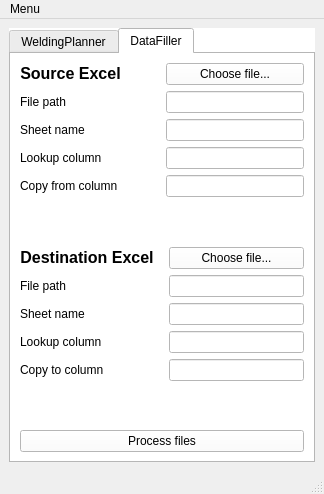
Qt form app/gui/mainwindow.ui (FiveFires/MasterPlanner) before a commit.
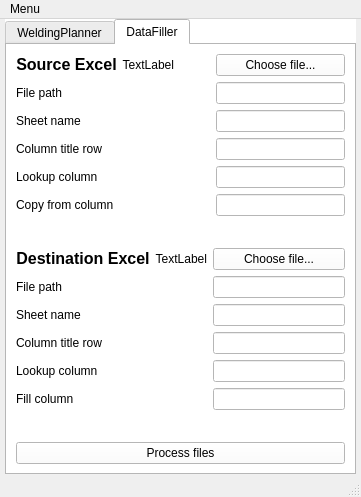
The same form after that commit. Icons and pictures are not drawn.

Commit message: DataFiller UI and business logic is complete

The edit to the form file:
```diff
--- a/app/gui/mainwindow.ui
+++ b/app/gui/mainwindow.ui
@@ -6,8 +6,8 @@
    <rect>
     <x>0</x>
     <y>0</y>
-    <width>324</width>
-    <height>494</height>
+    <width>361</width>
+    <height>497</height>
    </rect>
   </property>
   <property name="sizePolicy">
@@ -25,8 +25,30 @@
   <property name="windowTitle">
    <string>MainWindow</string>
   </property>
+  <property name="windowIcon">
+   <iconset>
+    <normaloff>resources/icons/master_planner_icon.png</normaloff>resources/icons/master_planner_icon.png</iconset>
+  </property>
+  <property name="iconSize">
+   <size>
+    <width>32</width>
+    <height>32</height>
+   </size>
+  </property>
   <widget class="QWidget" name="centralwidget">
    <layout class="QGridLayout" name="gridLayout">
+    <property name="leftMargin">
+     <number>5</number>
+    </property>
+    <property name="topMargin">
+     <number>0</number>
+    </property>
+    <property name="rightMargin">
+     <number>5</number>
+    </property>
+    <property name="bottomMargin">
+     <number>0</number>
+    </property>
     <item row="0" column="0">
      <widget class="QTabWidget" name="tabWidget">
       <property name="palette">
@@ -518,29 +540,37 @@
        <attribute name="title">
         <string>DataFiller</string>
        </attribute>
-       <layout class="QHBoxLayout" name="horizontalLayout">
-        <item>
+       <layout class="QGridLayout" name="gridLayout_2">
+        <item row="0" column="0">
          <layout class="QVBoxLayout" name="verticalLayout">
           <item>
            <layout class="QFormLayout" name="formLayout">
-            <property name="labelAlignment">
-             <set>Qt::AlignLeading|Qt::AlignLeft|Qt::AlignVCenter</set>
-            </property>
             <property name="horizontalSpacing">
-             <number>45</number>
-            </property>
-            <property name="leftMargin">
-             <number>0</number>
-            </property>
-            <property name="rightMargin">
-             <number>0</number>
+             <number>42</number>
             </property>
             <item row="0" column="0">
-             <widget class="QLabel" name="label_5">
-              <property name="text">
-               <string>&lt;html&gt;&lt;head/&gt;&lt;body&gt;&lt;p align=&quot;center&quot;&gt;&lt;span style=&quot; font-size:12pt; font-weight:700;&quot;&gt;Source Excel&lt;/span&gt;&lt;/p&gt;&lt;/body&gt;&lt;/html&gt;</string>
+             <layout class="QHBoxLayout" name="horizontalLayout">
+              <property name="spacing">
+               <number>5</number>
               </property>
-             </widget>
+              <item>
+               <widget class="QLabel" name="label_5">
+                <property name="text">
+                 <string>&lt;html&gt;&lt;head/&gt;&lt;body&gt;&lt;p align=&quot;center&quot;&gt;&lt;span style=&quot; font-size:12pt; font-weight:700;&quot;&gt;Source Excel&lt;/span&gt;&lt;/p&gt;&lt;/body&gt;&lt;/html&gt;</string>
+                </property>
+               </widget>
+              </item>
+              <item>
+               <widget class="QLabel" name="datafiller_src_excel_icon">
+                <property name="text">
+                 <string>TextLabel</string>
+                </property>
+                <property name="alignment">
+                 <set>Qt::AlignRight|Qt::AlignTrailing|Qt::AlignVCenter</set>
+                </property>
+               </widget>
+              </item>
+             </layout>
             </item>
             <item row="0" column="1">
              <widget class="QPushButton" name="pushButton">
@@ -578,50 +608,81 @@
              </widget>
             </item>
             <item row="2" column="1">
-             <widget class="QLineEdit" name="lineEdit_2"/>
+             <widget class="QLineEdit" name="src_sheet_name_ledit">
+              <property name="clearButtonEnabled">
+               <bool>true</bool>
+              </property>
+             </widget>
             </item>
             <item row="3" column="0">
+             <widget class="QLabel" name="label_11">
+              <property name="text">
+               <string>Column title row</string>
+              </property>
+             </widget>
+            </item>
+            <item row="3" column="1">
+             <widget class="QLineEdit" name="src_col_title_row_ledit">
+              <property name="clearButtonEnabled">
+               <bool>true</bool>
+              </property>
+             </widget>
+            </item>
+            <item row="4" column="0">
              <widget class="QLabel" name="label_3">
               <property name="text">
                <string>Lookup column</string>
               </property>
              </widget>
             </item>
-            <item row="3" column="1">
-             <widget class="QLineEdit" name="lineEdit_3"/>
+            <item row="4" column="1">
+             <widget class="QLineEdit" name="src_lookup_column_ledit">
+              <property name="clearButtonEnabled">
+               <bool>true</bool>
+              </property>
+             </widget>
             </item>
-            <item row="4" column="0">
+            <item row="5" column="0">
              <widget class="QLabel" name="label_4">
               <property name="text">
                <string>Copy from column</string>
               </property>
              </widget>
             </item>
-            <item row="4" column="1">
-             <widget class="QLineEdit" name="lineEdit_4"/>
+            <item row="5" column="1">
+             <widget class="QLineEdit" name="src_copy_column_ledit">
+              <property name="clearButtonEnabled">
+               <bool>true</bool>
+              </property>
+             </widget>
             </item>
            </layout>
           </item>
           <item>
            <layout class="QFormLayout" name="formLayout_2">
-            <property name="labelAlignment">
-             <set>Qt::AlignLeading|Qt::AlignLeft|Qt::AlignVCenter</set>
-            </property>
-            <property name="horizontalSpacing">
-             <number>15</number>
-            </property>
-            <property name="leftMargin">
-             <number>0</number>
-            </property>
-            <property name="rightMargin">
-             <number>0</number>
-            </property>
             <item row="0" column="0">
-             <widget class="QLabel" name="label_10">
-              <property name="text">
-               <string>&lt;html&gt;&lt;head/&gt;&lt;body&gt;&lt;p align=&quot;center&quot;&gt;&lt;span style=&quot; font-size:12pt; font-weight:700;&quot;&gt;Destination Excel&lt;/span&gt;&lt;/p&gt;&lt;/body&gt;&lt;/html&gt;</string>
+             <layout class="QHBoxLayout" name="horizontalLayout_2">
+              <property name="spacing">
+               <number>5</number>
               </property>
-             </widget>
+              <item>
+               <widget class="QLabel" name="label_10">
+                <property name="text">
+                 <string>&lt;html&gt;&lt;head/&gt;&lt;body&gt;&lt;p align=&quot;center&quot;&gt;&lt;span style=&quot; font-size:12pt; font-weight:700;&quot;&gt;Destination Excel&lt;/span&gt;&lt;/p&gt;&lt;/body&gt;&lt;/html&gt;</string>
+                </property>
+               </widget>
+              </item>
+              <item>
+               <widget class="QLabel" name="datafiller_dst_excel_icon">
+                <property name="text">
+                 <string>TextLabel</string>
+                </property>
+                <property name="alignment">
+                 <set>Qt::AlignRight|Qt::AlignTrailing|Qt::AlignVCenter</set>
+                </property>
+               </widget>
+              </item>
+             </layout>
             </item>
             <item row="0" column="1">
              <widget class="QPushButton" name="pushButton_2">
@@ -645,7 +706,11 @@
              </widget>
             </item>
             <item row="1" column="1">
-             <widget class="QLineEdit" name="lineEdit_5"/>
+             <widget class="QLineEdit" name="dst_file_path_ledit">
+              <property name="clearButtonEnabled">
+               <bool>true</bool>
+              </property>
+             </widget>
             </item>
             <item row="2" column="0">
              <widget class="QLabel" name="label_7">
@@ -655,27 +720,53 @@
              </widget>
             </item>
             <item row="2" column="1">
-             <widget class="QLineEdit" name="lineEdit_6"/>
+             <widget class="QLineEdit" name="dst_sheet_name_ledit">
+              <property name="clearButtonEnabled">
+               <bool>true</bool>
+              </property>
+             </widget>
             </item>
             <item row="3" column="0">
+             <widget class="QLabel" name="label_12">
+              <property name="text">
+               <string>Column title row</string>
+              </property>
+             </widget>
+            </item>
+            <item row="3" column="1">
+             <widget class="QLineEdit" name="dst_col_title_row_ledit">
+              <property name="clearButtonEnabled">
+               <bool>true</bool>
+              </property>
+             </widget>
+            </item>
+            <item row="4" column="0">
              <widget class="QLabel" name="label_8">
               <property name="text">
                <string>Lookup column</string>
               </property>
              </widget>
             </item>
-            <item row="3" column="1">
-             <widget class="QLineEdit" name="lineEdit_7"/>
+            <item row="4" column="1">
+             <widget class="QLineEdit" name="dst_lookup_column_ledit">
+              <property name="clearButtonEnabled">
+               <bool>true</bool>
+              </property>
+             </widget>
             </item>
-            <item row="4" column="0">
+            <item row="5" column="0">
              <widget class="QLabel" name="label_9">
               <property name="text">
-               <string>Copy to column</string>
+               <string>Fill column</string>
               </property>
              </widget>
             </item>
-            <item row="4" column="1">
-             <widget class="QLineEdit" name="lineEdit_8"/>
+            <item row="5" column="1">
+             <widget class="QLineEdit" name="dst_fill_column_ledit">
+              <property name="clearButtonEnabled">
+               <bool>true</bool>
+              </property>
+             </widget>
             </item>
            </layout>
           </item>
@@ -709,7 +800,7 @@
     <rect>
      <x>0</x>
      <y>0</y>
-     <width>324</width>
+     <width>361</width>
      <height>21</height>
     </rect>
    </property>
```
Left out of the diff: 23 changed lines with no effect on the pictures. The commit also changes 7 other files.
